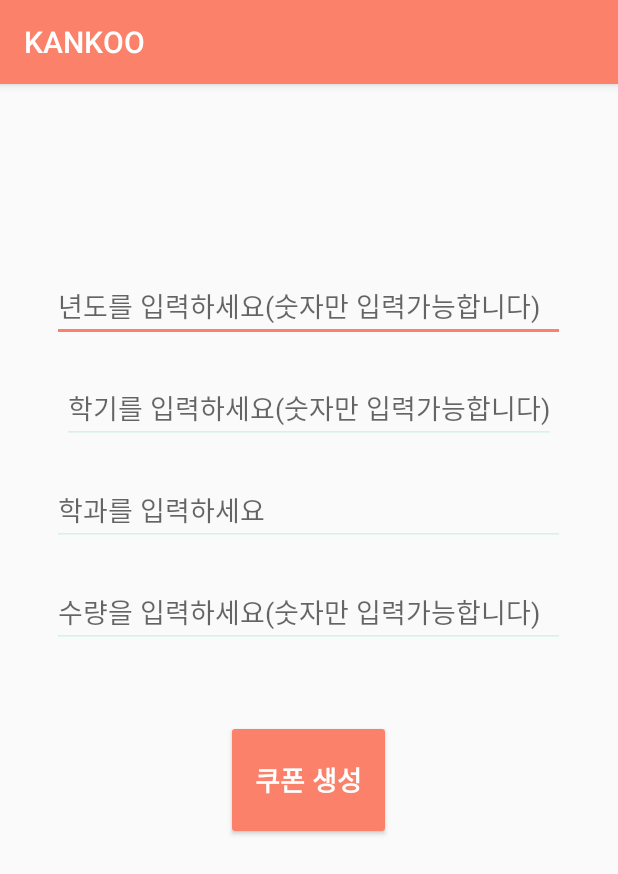
After one commit to sswu-kankoo/end3, an Android app: the MakeQR0 screen opened directly, with no data from a screen before it, on a phone screen of 412 x 824 dp. The commit adds this screen. Shown: the top 874 px of the screen. Run offline under Robolectric (Android 15) with nearby library versions, the phone set to English and light mode, and no system bars; network calls fail.

Commit message:
201908231710

```diff
--- a/app/build.gradle
+++ b/app/build.gradle
@@ -26,7 +26,12 @@ dependencies {
     testImplementation 'junit:junit:4.12'
     androidTestImplementation 'androidx.test:runner:1.2.0'
     androidTestImplementation 'androidx.test.espresso:espresso-core:3.2.0'
+    implementation 'com.journeyapps:zxing-android-embedded:3.6.0@aar'
+    implementation 'com.journeyapps:zxing-android-embedded:3.6.0'
     implementation 'com.android.support:support-annotations:+'
     implementation 'com.android.volley:volley:1.1.1'
+    implementation 'com.google.zxing:core:3.3.2'
+    implementation 'androidmads.library.qrgenearator:QRGenearator:1.0.3'
+    implementation 'androidx.appcompat:appcompat:1.0.2'
 
 }
--- a/app/src/main/java/com/kankoo/end3/MainActivity.java
+++ b/app/src/main/java/com/kankoo/end3/MainActivity.java
@@ -79,7 +79,7 @@ public class MainActivity extends AppCompatActivity {
                                 Toast.makeText(MainActivity.this, "success", Toast.LENGTH_SHORT).show();
                                 user1_id = jsonResponse.getString("user1_id");
                                 user1_pw = jsonResponse.getString("user1_pw");
-                                Intent intent = new Intent(MainActivity.this, RegistChoose.class);
+                                Intent intent = new Intent(MainActivity.this, mainpage1.class);
                                 MainActivity.this.startActivity(intent);
                                 finish();
                             } else {
--- /dev/null
+++ b/app/src/main/java/com/kankoo/end3/MakeQR0.java
@@ -0,0 +1,121 @@
+package com.kankoo.end3;
+
+import androidx.appcompat.app.AppCompatActivity;
+
+import android.content.Intent;
+import android.os.Bundle;
+import android.text.Editable;
+import android.text.InputFilter;
+import android.text.SpannableStringBuilder;
+import android.text.Spanned;
+import android.util.Base64;
+import android.view.View;
+import android.widget.Button;
+import android.widget.EditText;
+import android.widget.TextView;
+import android.widget.Toast;
+import java.nio.charset.StandardCharsets;
+import java.security.MessageDigest;
+import java.util.ArrayList;
+import java.util.regex.Pattern;
+
+import javax.crypto.Cipher;
+import javax.crypto.spec.SecretKeySpec;
+
+public class MakeQR0 extends AppCompatActivity {
+
+    EditText year, semester, major, quantity;
+    Button btnGenQR;
+
+    String outputString;
+    String AES = "AES";
+
+    @Override
+    protected void onCreate(Bundle savedInstanceState) {
+        super.onCreate(savedInstanceState);
+        setContentView(R.layout.activity_make_qr0);
+
+        year = findViewById(R.id.year);
+        semester = findViewById(R.id.semester);
+        major = findViewById(R.id.major);
+        quantity = findViewById(R.id.quantity);
+
+        btnGenQR = findViewById(R.id.btnGenQR);
+
+        //암호화
+        final String inputPassword = "merongmerong";
+
+        btnGenQR.setOnClickListener(new View.OnClickListener() {
+            @Override
+            public void onClick(View v) {
+
+                // 입력된 값이 하나라도 없다면
+                if (year.getText().toString().equals("") ||
+                        semester.getText().toString().equals("") ||
+                        major.getText().toString().equals("") ||
+                        quantity.getText().toString().equals("")) {
+                    Toast.makeText(MakeQR0.this,
+                            "입력된 값이 없습니다.",
+                            Toast.LENGTH_LONG).show();
+                } else { // 공백이 아닐 때
+                    String s1 = year.getText().toString(); // year 값 가져오기 (xml -> java)
+                    String s2 = semester.getText().toString();
+                    String s3 = major.getText().toString();
+                    String s4 = quantity.getText().toString();
+
+                    int num = Integer.parseInt(s4);
+
+                    String result = s1 + s2 + s3;
+                    String result_original = s1 + s2 + s3 + s4; //나중에 바꿔야해 s4값
+
+                    // 배열 선언, 개수만큼 생성 (암호화 전, 암호화 후)
+                    int [] array1 = new int[num];
+                    String [] array2 = new String[num];
+
+                    //암호화
+                    try {
+                        // 반복문 이용
+                        for (int i = 1; i < num+1; i++) {
+                            array1[i-1] = i;
+                            String before = s1 + s2 + s3 + array1[i-1];
+
+                            String after = encrypt(Editable.Factory.getInstance().newEditable(before), inputPassword);
+                            array2[i-1] = after;
+                        }
+
+                        //result = encrypt(Editable.Factory.getInstance().newEditable(result), inputPassword);
+                    } catch (Exception e) {
+                        e.printStackTrace();
+                    }
+
+                    Intent Intent = new Intent(getApplicationContext(), MakeQR.class);
+
+                    Intent.putExtra("num", s4);
+                    Intent.putExtra("result", array2);
+                    //Intent.putExtra("result", result);
+                    Intent.putExtra("result_original",result_original);
+                    startActivityForResult(Intent, 100);
+                    finish();
+                }
+            }
+        });
+    }
+
+    private String encrypt(Editable Data, String password) throws Exception {
+        SecretKeySpec key = generateKey(password);
+        Cipher c = Cipher.getInstance(AES);
+        c.init(Cipher.ENCRYPT_MODE, key);
+        byte[] encVal = c.doFinal(Data.toString().getBytes());
+        String encryptedValue = Base64.encodeToString(encVal, Base64.DEFAULT);
+        return encryptedValue;
+    }
+
+    private SecretKeySpec generateKey(String password) throws Exception {
+        final MessageDigest digest = MessageDigest.getInstance("SHA-256");
+        byte[] bytes = password.getBytes(StandardCharsets.UTF_8);
+        digest.update(bytes, 0, bytes.length);
+        byte[] key = digest.digest();
+        SecretKeySpec secretKeySpec = new SecretKeySpec(key, "AES");
+        return secretKeySpec;
+    }
+}
--- /dev/null
+++ b/app/src/main/res/layout/activity_make_qr0.xml
@@ -0,0 +1,69 @@
+<?xml version="1.0" encoding="utf-8"?>
+<androidx.constraintlayout.widget.ConstraintLayout xmlns:android="http://schemas.android.com/apk/res/android"
+    xmlns:app="http://schemas.android.com/apk/res-auto"
+    xmlns:tools="http://schemas.android.com/tools"
+    android:layout_width="match_parent"
+    android:layout_height="match_parent"
+    tools:context=".MakeQR0"
+    app:layout_constraintBottom_toTopOf="@+id/btnGenQR">
+
+    <LinearLayout
+        android:layout_width="match_parent"
+        android:layout_height="match_parent"
+        android:orientation="vertical"
+
+        tools:layout_editor_absoluteX="-106dp"
+        android:gravity="center_horizontal">
+
+        <!-- 정보 입력받는 부분 -->
+        <EditText
+            android:id="@+id/year"
+            android:layout_width="342dp"
+            android:layout_height="wrap_content"
+            android:layout_marginTop="124dp"
+            android:drawableTint="#00922727"
+            android:hint="년도를 입력하세요(숫자만 입력가능합니다)"
+            android:inputType="number"
+            android:maxLength="4"
+            android:textSize="18sp" />
+
+        <EditText
+            android:id="@+id/semester"
+            android:layout_width="wrap_content"
+            android:layout_height="wrap_content"
+            android:layout_marginTop="20dp"
+            android:hint="학기를 입력하세요(숫자만 입력가능합니다)"
+            android:inputType="number"
+            android:maxLength="2"
+            android:textSize="18sp" />
+
+        <EditText
+            android:id="@+id/major"
+            android:layout_width="342dp"
+            android:layout_height="wrap_content"
+            android:layout_marginTop="20dp"
+            android:hint="학과를 입력하세요"
+            android:textSize="18sp" />
+
+        <EditText
+            android:id="@+id/quantity"
+            android:layout_width="342dp"
+            android:layout_height="wrap_content"
+            android:layout_marginTop="20dp"
+            android:hint="수량을 입력하세요(숫자만 입력가능합니다)"
+            android:inputType="number"
+            android:textSize="18sp" />
+
+        <Button
+            android:id="@+id/btnGenQR"
+            android:layout_width="110dp"
+            android:layout_height="80dp"
+            android:layout_marginTop="48dp"
+            android:backgroundTint="#FB816A"
+            android:text="쿠폰 생성"
+            android:textColor="#FFFFFF"
+            android:textSize="18sp"
+            android:textStyle="bold" />
+    </LinearLayout>
+
+</androidx.constraintlayout.widget.ConstraintLayout>
--- a/app/src/main/res/values/colors.xml
+++ b/app/src/main/res/values/colors.xml
@@ -1,6 +1,7 @@
 <?xml version="1.0" encoding="utf-8"?>
 <resources>
-    <color name="colorPrimary">#008577</color>
-    <color name="colorPrimaryDark">#00574B</color>
-    <color name="colorAccent">#D81B60</color>
+    <color name="colorPrimary">#FB816A</color>
+    <color name="colorPrimaryDark">#D0FB816A</color>
+    <color name="colorAccent">#FB816A</color>
+    <color name="colorControlNormal">#FB816A</color>
 </resources>
--- /dev/null
+++ b/app/src/main/res/values/dimens.xml
@@ -0,0 +1,5 @@
+<?xml version="1.0" encoding="utf-8"?>
+<resources>
+    <dimen name="activity_horizontal_margin">16dp</dimen>
+    <dimen name="activity_vertical_margin">16dp</dimen>
+</resources>
--- a/app/src/main/res/values/strings.xml
+++ b/app/src/main/res/values/strings.xml
@@ -1,3 +1,4 @@
 <resources>
-    <string name="app_name">end3</string>
+    <string name="app_name">KANKOO
+    <font color='#F36E54'> </font></string>
 </resources>
--- a/app/src/main/res/values/styles.xml
+++ b/app/src/main/res/values/styles.xml
@@ -6,6 +6,9 @@
         <item name="colorPrimary">@color/colorPrimary</item>
         <item name="colorPrimaryDark">@color/colorPrimaryDark</item>
         <item name="colorAccent">@color/colorAccent</item>
+        <item name="colorControlNormal">#D5F4E2</item>
     </style>
 
+
+
 </resources>
```
Also changed, not shown: app/src/main/AndroidManifest.xml (+11 -2 lines), app/src/main/java/com/kankoo/end3/MakeQR.java (added, +107 -0 lines), app/src/main/java/com/kankoo/end3/QRScanActivity.java (added, +81 -0 lines), app/src/main/java/com/kankoo/end3/mainpage1.java (added, +35 -0 lines), app/src/main/java/com/kankoo/end3/mainpage2.java (added, +43 -0 lines), app/src/main/res/layout/activity_mainpage1.xml (added, +69 -0 lines), app/src/main/res/layout/activity_mainpage2.xml (added, +52 -0 lines), app/src/main/res/layout/activity_make_qr.xml (added, +46 -0 lines), app/src/main/res/layout/activity_qrscan.xml (added, +15 -0 lines).
